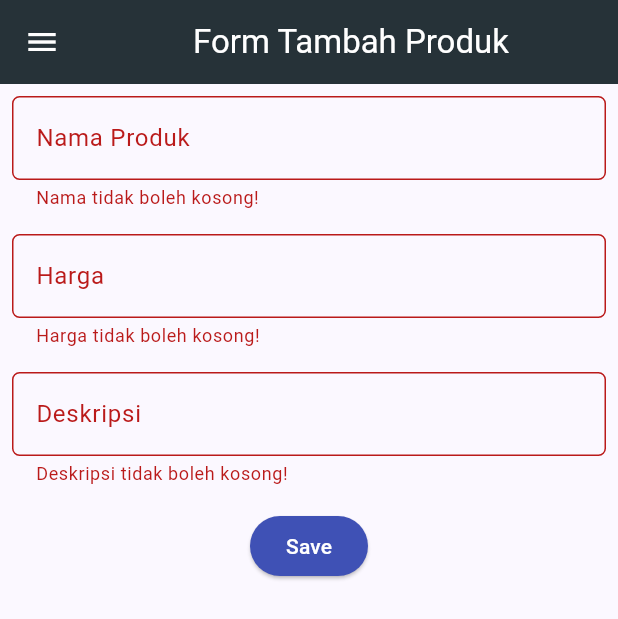
After one commit to sunsetheus/le-sunsette-mobile, a Flutter app: the FormPage screen opened directly, after a tap on "Save", on a phone screen of 412 x 824 dp. The commit adds this screen. Shown: the top 619 px of the screen. Run offline on Flutter 3.47's test engine with Material 2 defaults, Android fonts, the phone set to English and light mode, and no system bars.

Commit message:
finishing tugas 8 + BONUS

```diff
--- /dev/null
+++ b/lib/screens/form.dart
@@ -0,0 +1,164 @@
+import 'package:flutter/material.dart';
+import 'package:le_sunsette/widgets/drawer.dart';
+import 'package:le_sunsette/widgets/items.dart';
+
+class FormPage extends StatefulWidget {
+  const FormPage({super.key});
+
+  @override
+  State<FormPage> createState() => _FormPageState();
+}
+
+class _FormPageState extends State<FormPage> {
+  final _formKey = GlobalKey<FormState>();
+  String _name = "";
+  int _price = 0;
+  String _description = "";
+  @override
+  Widget build(BuildContext context) {
+    return Scaffold(
+      appBar: AppBar(
+        iconTheme: const IconThemeData(color: Colors.white),
+        title: const Center(
+          child: Text(
+            'Form Tambah Produk',
+          ),
+        ),
+        backgroundColor: Colors.blueGrey.shade900,
+        foregroundColor: Colors.white,
+      ),
+      drawer: const LeftDrawer(),
+      body: Form(
+        key: _formKey,
+        child: SingleChildScrollView(
+          child: Column(
+            crossAxisAlignment: CrossAxisAlignment.start,
+            children: <Widget>[
+              Padding(
+                padding: const EdgeInsets.all(8.0),
+                child: TextFormField(
+                  decoration: InputDecoration(
+                    hintText: "Nama Produk",
+                    labelText: "Nama Produk",
+                    border: OutlineInputBorder(
+                      borderRadius: BorderRadius.circular(5.0),
+                    ),
+                  ),
+                  onChanged: (String? value) {
+                    setState(() {
+                      _name = value!;
+                    });
+                  },
+                  validator: (String? value) {
+                    if (value == null || value.isEmpty) {
+                      return "Nama tidak boleh kosong!";
+                    }
+                    return null;
+                  },
+                ),
+              ),
+              Padding(
+                padding: const EdgeInsets.all(8.0),
+                child: TextFormField(
+                  decoration: InputDecoration(
+                    hintText: "Harga",
+                    labelText: "Harga",
+                    border: OutlineInputBorder(
+                      borderRadius: BorderRadius.circular(5.0),
+                    ),
+                  ),
+                  onChanged: (String? value) {
+                    setState(() {
+                      _price = int.parse(value!);
+                    });
+                  },
+                  validator: (String? value) {
+                    if (value == null || value.isEmpty) {
+                      return "Harga tidak boleh kosong!";
+                    }
+                    if (int.tryParse(value) == null) {
+                      return "Harga harus berupa angka!";
+                    }
+                    return null;
+                  },
+                ),
+              ),
+              Padding(
+                padding: const EdgeInsets.all(8.0),
+                child: TextFormField(
+                  decoration: InputDecoration(
+                    hintText: "Deskripsi",
+                    labelText: "Deskripsi",
+                    border: OutlineInputBorder(
+                      borderRadius: BorderRadius.circular(5.0),
+                    ),
+                  ),
+                  onChanged: (String? value) {
+                    setState(() {
+                      _description = value!;
+                    });
+                  },
+                  validator: (String? value) {
+                    if (value == null || value.isEmpty) {
+                      return "Deskripsi tidak boleh kosong!";
+                    }
+                    return null;
+                  },
+                ),
+              ),
+              Align(
+                alignment: Alignment.bottomCenter,
+                child: Padding(
+                  padding: const EdgeInsets.all(8.0),
+                  child: ElevatedButton(
+                    style: ButtonStyle(
+                      backgroundColor: MaterialStateProperty.all(Colors.indigo),
+                    ),
+                    onPressed: () {
+                      if (_formKey.currentState!.validate()) {
+                        showDialog(
+                          context: context,
+                          builder: (context) {
+                            return AlertDialog(
+                              title: const Text('Produk berhasil tersimpan'),
+                              content: SingleChildScrollView(
+                                child: Column(
+                                  crossAxisAlignment: CrossAxisAlignment.start,
+                                  children: [
+                                    // Menampilkan data-data lainnya
+                                    Text('Nama: $_name'),
+                                    Text('Harga: $_price'),
+                                    Text('Deskripsi: $_description'),
+                                  ],
+                                ),
+                              ),
+                              actions: [
+                                TextButton(
+                                  child: const Text('OK'),
+                                  onPressed: () {
+                                    MenuItem.defaultItems.add(
+                                        MenuItem(_name, _price, _description));
+                                    Navigator.pop(context);
+                                  },
+                                ),
+                              ],
+                            );
+                          },
+                        );
+                        _formKey.currentState!.reset();
+                      }
+                    },
+                    child: const Text(
+                      "Save",
+                      style: TextStyle(color: Colors.white),
+                    ),
+                  ),
+                ),
+              ),
+            ],
+          ),
+        ),
+      ),
+    );
+  }
+}
--- /dev/null
+++ b/lib/widgets/drawer.dart
@@ -0,0 +1,79 @@
+import "package:flutter/material.dart";
+import 'package:le_sunsette/screens/home.dart';
+import 'package:le_sunsette/screens/list.dart';
+import "package:le_sunsette/screens/form.dart";
+
+class LeftDrawer extends StatelessWidget {
+  const LeftDrawer({super.key});
+
+  @override
+  Widget build(BuildContext context) {
+    return Drawer(
+      child: ListView(
+        children: [
+          const DrawerHeader(
+            decoration: BoxDecoration(
+              color: Colors.indigo,
+            ),
+            child: Column(
+              children: [
+                Text(
+                  'Le Sunsette',
+                  textAlign: TextAlign.center,
+                  style: TextStyle(
+                    fontSize: 30,
+                    fontWeight: FontWeight.bold,
+                    color: Colors.white,
+                  ),
+                ),
+                Padding(padding: EdgeInsets.all(10)),
+                Text(
+                  "Catat seluruh pesananmu di sini!",
+                  style: TextStyle(
+                    fontSize: 15,
+                    color: Colors.white,
+                    fontWeight: FontWeight.normal,
+                  ),
+                  textAlign: TextAlign.center,
+                ),
+              ],
+            ),
+          ),
+          ListTile(
+            leading: const Icon(Icons.home_outlined),
+            title: const Text('Halaman Utama'),
+            // Bagian redirection ke MyHomePage
+            onTap: () {
+              Navigator.pushReplacement(
+                  context,
+                  MaterialPageRoute(
+                    builder: (context) => MyHomePage(),
+                  ));
+            },
+          ),
+          ListTile(
+            leading: const Icon(Icons.food_bank_outlined),
+            title: const Text('Lihat Item'),
+            // Bagian redirection ke ShopFormPage
+            onTap: () {
+              Navigator.push(
+                  context,
+                  MaterialPageRoute(
+                    builder: (context) => const ListPage(),
+                  ));
+            },
+          ),
+          ListTile(
+            leading: const Icon(Icons.add_shopping_cart),
+            title: const Text(
+                'Tambah Produk'), //Harusnya lihat item tapi ngikutin nama yang dikasi tugas aja de :)
+            onTap: () {
+              Navigator.push(context,
+                  MaterialPageRoute(builder: (context) => const FormPage()));
+            },
+          ),
+        ],
+      ),
+    );
+  }
+}
```
Also changed, not shown: lib/main.dart (+4 -3 lines), lib/screens/home.dart (renamed from lib/menu.dart, +19 -0 lines), lib/screens/list.dart (added, +69 -0 lines), lib/widgets/items.dart (added, +83 -0 lines), lib/widgets/shop_card.dart (added, +78 -0 lines), 1 other file.
